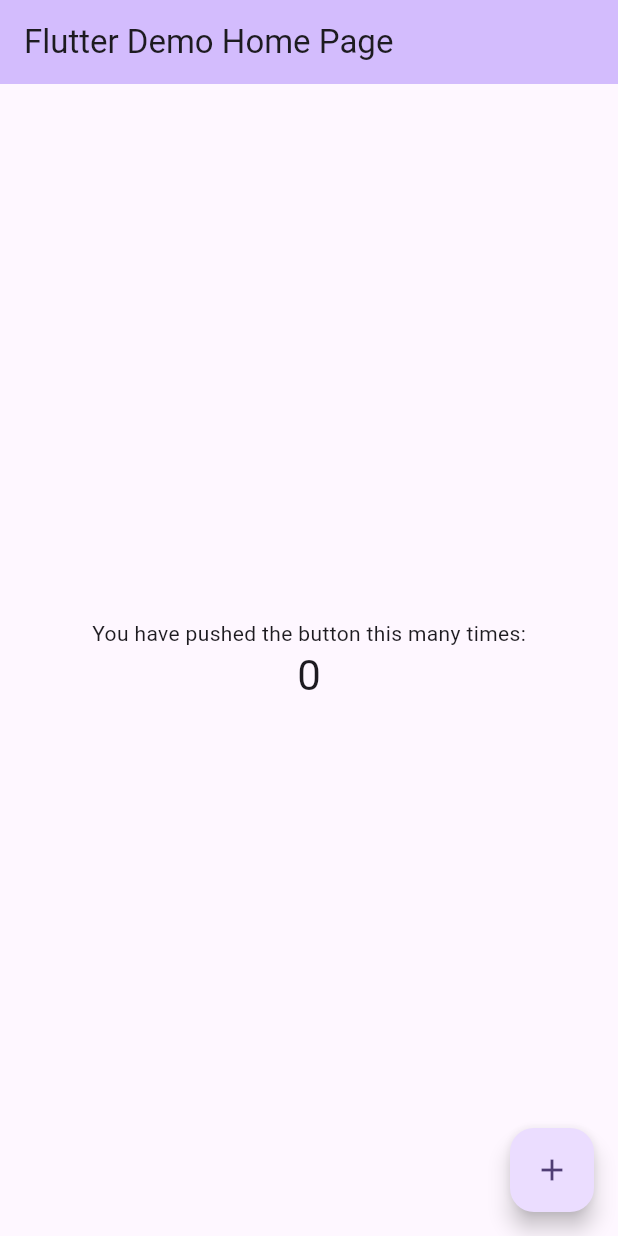
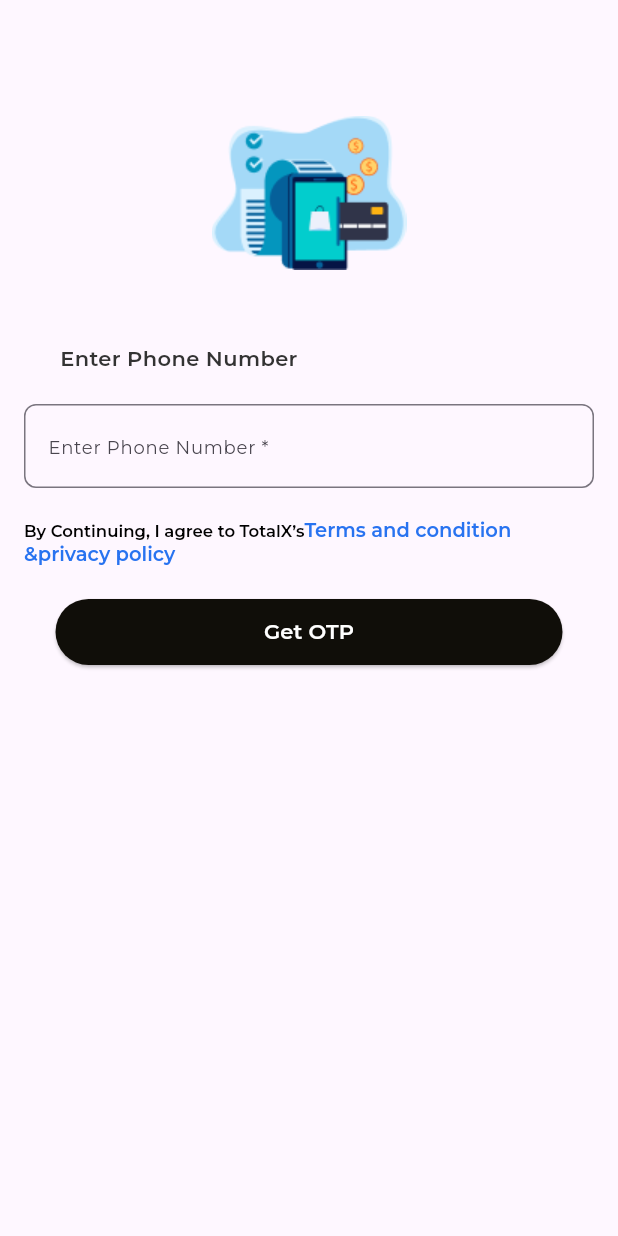
Before and after one commit to epashiq/totalx-project, a Flutter app: the screen it shows after launch, on a phone screen of 412 x 824 dp. Run offline on Flutter 3.47's test engine with Material 3 defaults, Android fonts, the phone set to English and light mode, and no system bars; our stand-ins replace google_fonts.

Commit message:
phone autnetication page ui completed

```diff
--- a/lib/main.dart
+++ b/lib/main.dart
@@ -1,4 +1,5 @@
 import 'package:flutter/material.dart';
+import 'package:totalx_project/view/pages/phone_number_auth_page.dart';
 
 void main() {
   runApp(const MyApp());
@@ -7,119 +8,15 @@
 class MyApp extends StatelessWidget {
   const MyApp({super.key});
 
-  // This widget is the root of your application.
   @override
   Widget build(BuildContext context) {
     return MaterialApp(
-      title: 'Flutter Demo',
-      theme: ThemeData(
-        // This is the theme of your application.
-        //
-        // TRY THIS: Try running your application with "flutter run". You'll see
-        // the application has a purple toolbar. Then, without quitting the app,
-        // try changing the seedColor in the colorScheme below to Colors.green
-        // and then invoke "hot reload" (save your changes or press the "hot
-        // reload" button in a Flutter-supported IDE, or press "r" if you used
-        // the command line to start the app).
-        //
-        // Notice that the counter didn't reset back to zero; the application
-        // state is not lost during the reload. To reset the state, use hot
-        // restart instead.
-        //
-        // This works for code too, not just values: Most code changes can be
-        // tested with just a hot reload.
-        colorScheme: ColorScheme.fromSeed(seedColor: Colors.deepPurple),
-        useMaterial3: true,
-      ),
-      home: const MyHomePage(title: 'Flutter Demo Home Page'),
-    );
+        debugShowCheckedModeBanner: false,
+        title: 'Flutter Demo',
+        theme: ThemeData(
+          colorScheme: ColorScheme.fromSeed(seedColor: Colors.deepPurple),
+          useMaterial3: true,
+        ),
+        home: const PhoneNumberAuthPage());
   }
 }
-
-class MyHomePage extends StatefulWidget {
-  const MyHomePage({super.key, required this.title});
-
-  // This widget is the home page of your application. It is stateful, meaning
-  // that it has a State object (defined below) that contains fields that affect
-  // how it looks.
-
-  // This class is the configuration for the state. It holds the values (in this
-  // case the title) provided by the parent (in this case the App widget) and
-  // used by the build method of the State. Fields in a Widget subclass are
-  // always marked "final".
-
-  final String title;
-
-  @override
-  State<MyHomePage> createState() => _MyHomePageState();
-}
-
-class _MyHomePageState extends State<MyHomePage> {
-  int _counter = 0;
-
-  void _incrementCounter() {
-    setState(() {
-      // This call to setState tells the Flutter framework that something has
-      // changed in this State, which causes it to rerun the build method below
-      // so that the display can reflect the updated values. If we changed
-      // _counter without calling setState(), then the build method would not be
-      // called again, and so nothing would appear to happen.
-      _counter++;
-    });
-  }
-
-  @override
-  Widget build(BuildContext context) {
-    // This method is rerun every time setState is called, for instance as done
-    // by the _incrementCounter method above.
-    //
-    // The Flutter framework has been optimized to make rerunning build methods
-    // fast, so that you can just rebuild anything that needs updating rather
-    // than having to individually change instances of widgets.
-    return Scaffold(
-      appBar: AppBar(
-        // TRY THIS: Try changing the color here to a specific color (to
-        // Colors.amber, perhaps?) and trigger a hot reload to see the AppBar
-        // change color while the other colors stay the same.
-        backgroundColor: Theme.of(context).colorScheme.inversePrimary,
-        // Here we take the value from the MyHomePage object that was created by
-        // the App.build method, and use it to set our appbar title.
-        title: Text(widget.title),
-      ),
-      body: Center(
-        // Center is a layout widget. It takes a single child and positions it
-        // in the middle of the parent.
-        child: Column(
-          // Column is also a layout widget. It takes a list of children and
-          // arranges them vertically. By default, it sizes itself to fit its
-          // children horizontally, and tries to be as tall as its parent.
-          //
-          // Column has various properties to control how it sizes itself and
-          // how it positions its children. Here we use mainAxisAlignment to
-          // center the children vertically; the main axis here is the vertical
-          // axis because Columns are vertical (the cross axis would be
-          // horizontal).
-          //
-          // TRY THIS: Invoke "debug painting" (choose the "Toggle Debug Paint"
-          // action in the IDE, or press "p" in the console), to see the
-          // wireframe for each widget.
-          mainAxisAlignment: MainAxisAlignment.center,
-          children: <Widget>[
-            const Text(
-              'You have pushed the button this many times:',
-            ),
-            Text(
-              '$_counter',
-              style: Theme.of(context).textTheme.headlineMedium,
-            ),
-          ],
-        ),
-      ),
-      floatingActionButton: FloatingActionButton(
-        onPressed: _incrementCounter,
-        tooltip: 'Increment',
-        child: const Icon(Icons.add),
-      ), // This trailing comma makes auto-formatting nicer for build methods.
-    );
-  }
-}
--- /dev/null
+++ b/lib/view/pages/phone_number_auth_page.dart
@@ -0,0 +1,100 @@
+import 'package:flutter/material.dart';
+import 'package:google_fonts/google_fonts.dart';
+
+class PhoneNumberAuthPage extends StatelessWidget {
+  const PhoneNumberAuthPage({super.key});
+
+  @override
+  Widget build(BuildContext context) {
+    return Scaffold(
+      body: SafeArea(
+          child: Padding(
+        padding: const EdgeInsets.all(16),
+        child: Column(
+          children: [
+            const SizedBox(
+              height: 61,
+            ),
+            Center(child: Image.asset('assets/images/OBJECTS_phone.png')),
+            const SizedBox(
+              height: 49.26,
+            ),
+            Padding(
+              padding: const EdgeInsets.symmetric(horizontal: 24),
+              child: Align(
+                alignment: Alignment.bottomLeft,
+                child: Text('Enter Phone Number',
+                    style: GoogleFonts.montserrat(
+                      textStyle: const TextStyle(
+                          fontSize: 14,
+                          fontWeight: FontWeight.w600,
+                          color: Color(0XFF333333)),
+                    )),
+              ),
+            ),
+            const SizedBox(
+              height: 20,
+            ),
+            TextFormField(
+              keyboardType: TextInputType.phone,
+              decoration: InputDecoration(
+                hintText: 'Enter Phone Number * ',
+                hintStyle: GoogleFonts.montserrat(
+                    textStyle: const TextStyle(
+                        fontSize: 12, fontWeight: FontWeight.w400)),
+                border: OutlineInputBorder(
+                  borderRadius: BorderRadius.circular(8),
+                  borderSide: const BorderSide(color: Colors.grey),
+                ),
+              ),
+            ),
+            const SizedBox(
+              height: 20,
+            ),
+            InkWell(
+              onTap: () {},
+              child: RichText(
+                  text: TextSpan(children: [
+                TextSpan(
+                    text: 'By Continuing, I agree to TotalX’s',
+                    style: GoogleFonts.montserrat(
+                        textStyle: const TextStyle(
+                            fontSize: 11,
+                            fontWeight: FontWeight.w600,
+                            color: Color(0XFF000000)))),
+                TextSpan(
+                    text: 'Terms and condition &privacy policy',
+                    style: GoogleFonts.montserrat(
+                        textStyle: const TextStyle(
+                            fontSize: 13,
+                            fontWeight: FontWeight.w600,
+                            color: Color(0XFF2873F0))))
+              ])),
+            ),
+            const SizedBox(
+              height: 20,
+            ),
+            ElevatedButton(
+              onPressed: () {},
+              style: ElevatedButton.styleFrom(
+                minimumSize: const Size(338, 44),
+                backgroundColor: const Color(0xFF100E09),
+                shape: RoundedRectangleBorder(
+                  borderRadius: BorderRadius.circular(60),
+                ),
+              ),
+              child: Text(
+                'Get OTP',
+                style: GoogleFonts.montserrat(
+                  fontSize: 14,
+                  fontWeight: FontWeight.w600,
+                  color: const Color(0xFFFFFFFF),
+                ),
+              ),
+            )
+          ],
+        ),
+      )),
+    );
+  }
+}
--- a/pubspec.yaml
+++ b/pubspec.yaml
@@ -35,6 +35,7 @@ dependencies:
   # The following adds the Cupertino Icons font to your application.
   # Use with the CupertinoIcons class for iOS style icons.
   cupertino_icons: ^1.0.8
+  google_fonts: ^6.2.1
 
 dev_dependencies:
   flutter_test:
@@ -59,8 +60,8 @@ flutter:
   uses-material-design: true
 
   # To add assets to your application, add an assets section, like this:
-  # assets:
-  #   - images/a_dot_burr.jpeg
+  assets:
+    - assets/images/
   #   - images/a_dot_ham.jpeg
 
   # An image asset can refer to one or more resolution-specific "variants", see
```
Also changed, not shown: assets/images/OBJECTS_phone.png (added), assets/images/object_otp.png (added), pubspec.lock, 1 other file.
